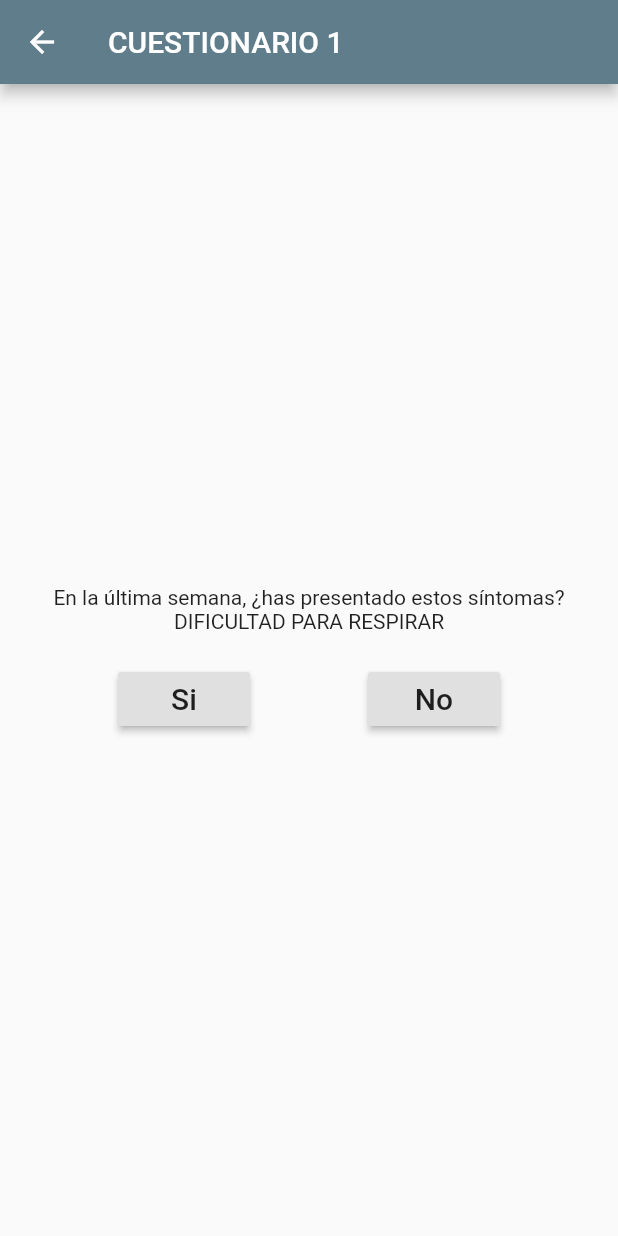
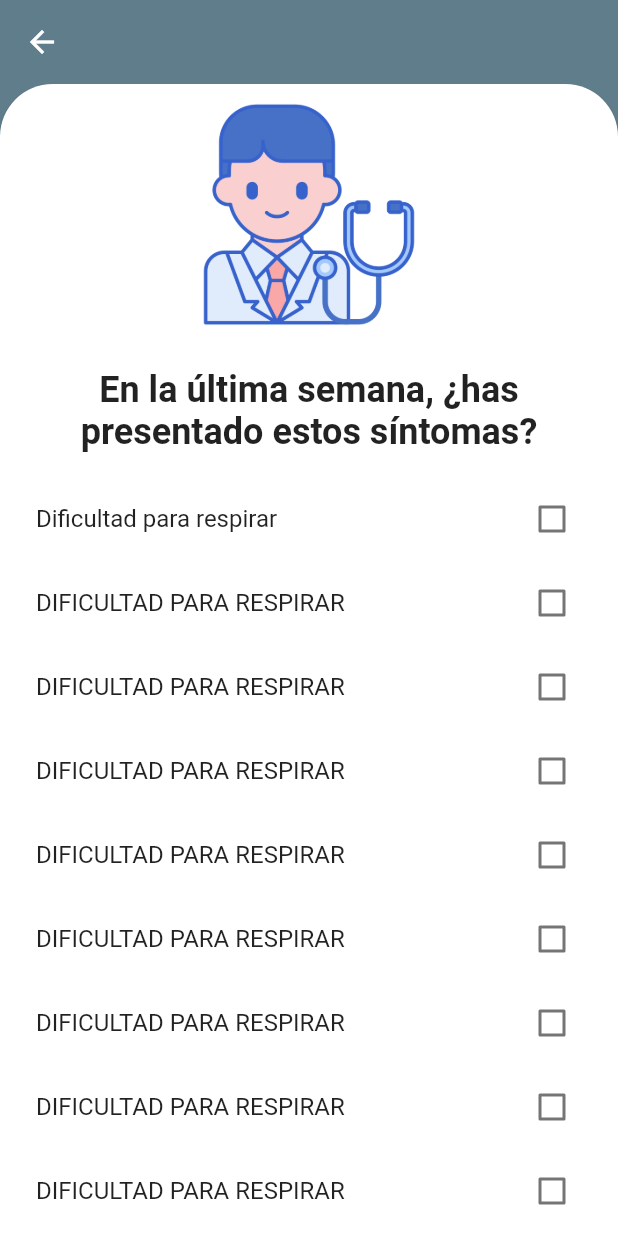
Before and after one commit to MAGIN1104/COV-19, a Flutter app: the QuestionsPage screen opened by its route, on a phone screen of 412 x 824 dp. Run offline on Flutter 3.47's test engine with Material 2 defaults, Android fonts, the phone set to English and light mode, and no system bars; our stand-ins replace font_awesome_flutter; missing offline and left inert: dataclass; network calls fail.

Commit message:
design question page, and create a model for questions

```diff
--- /dev/null
+++ b/lib/src/models/question.dart
@@ -0,0 +1,31 @@
+String category1 = "En la última semana, ¿has presentado estos síntomas?";
+String category2 = "En la última semana, ¿has presentado estos síntomas secundarios?";
+
+class Question {
+  final String question;
+  final String category;
+  final double valor;
+
+  Question(this.question, this.valor, this.category);
+}
+
+var preguntas = [
+  Question("DIFICULTAD PARA RESPIRAR", 1, category1),
+  Question("FIEBRE (mayor a 38 ºC)", 1, category1),
+  Question("TOS (seca, sin flema)", 1, category1),
+  Question("DOLOR EN PECHO", 1, category1),
+  Question("DOLOR DE CABEZA", 1, category1),
+  Question("IRRITABILIDAD", 1, category2),
+  Question("DIARREA (Persistente)", 1, category2),
+  Question("VÓMITO (Persistente)", 1, category2),
+  Question("ESCALOFRÍOS", 1, category2),
+  Question("DOLOR DE ESTÓMAGO", 1, category2),
+  Question("ERUPCIONES CUTÁNEAS", 1, category2),
+  Question("MALESTAR GENERAL", 1, category2),
+  Question("ESCURRIMIENTO NASAL", 1, category2),
+  Question("RESPIRACIÓN RÁPIDA", 1, category2),
+  Question("DOLOR EN GARGANTA", 1, category2),
+  Question("CONJUNTIVITIS", 1, category2),
+  Question("DEDOS/LABIOS AZULADOS", 1, category2),
+  Question("CONVULSIONES", 1, category2),
+];
--- a/lib/src/pages/HomePage.dart
+++ b/lib/src/pages/HomePage.dart
@@ -42,17 +42,17 @@ final provider = RestProvider();
                   width: MediaQuery.of(context).size.width/1.2,
                   child: Row(
                     children: <Widget>[
-                      FutureBuilder(
-                        future: provider.getData(),
-                        builder: (BuildContext context, AsyncSnapshot<Respuesta> snapshot){
-                          if(snapshot.hasData){
-                              Respuesta resp= snapshot.data;
-                              return CabeceraBol(date: resp.fecha);
-                          }else{
-                              return CabeceraBol(date: "-");
-                          }
-                        }
-                      ),
+                      // FutureBuilder(
+                      //   future: provider.getData(),
+                      //   builder: (BuildContext context, AsyncSnapshot<Respuesta> snapshot){
+                      //     if(snapshot.hasData){
+                      //         Respuesta resp= snapshot.data;
+                      //         return CabeceraBol(date: resp.fecha);
+                      //     }else{
+                      //         return CabeceraBol(date: "-");
+                      //     }
+                      //   }
+                      // ),
                     ],
                   ),
                 ),
--- a/lib/src/pages/QuestionsPage.dart
+++ b/lib/src/pages/QuestionsPage.dart
@@ -1,82 +1,124 @@
 import 'package:dataclass/dataclass.dart';
 import 'package:emi_covid/src/widgets/Botonyn.dart';
 import 'package:flutter/material.dart';
-
-
-String category1 = "En la última semana, ¿has presentado estos síntomas?";
-String category2 = "En la última semana, ¿has presentado estos síntomas secundarios?";
-
-@dataClass
-class Question {
-  final String question;
-  final String category;
-  final double valor;
-
-  Question(this.question, this.valor, this.category);
-}
-
-var preguntas = [
-  Question("DIFICULTAD PARA RESPIRAR", 1, category1),
-  Question("FIEBRE (mayor a 38 ºC)", 1, category1),
-  Question("TOS (seca, sin flema)", 1, category1),
-  Question("DOLOR EN PECHO", 1, category1),
-  Question("DOLOR DE CABEZA", 1, category1),
-  Question("IRRITABILIDAD", 1, category2),
-  Question("DIARREA (Persistente)", 1, category2),
-  Question("VÓMITO (Persistente)", 1, category2),
-  Question("ESCALOFRÍOS", 1, category2),
-  Question("DOLOR DE ESTÓMAGO", 1, category2),
-  Question("ERUPCIONES CUTÁNEAS", 1, category2),
-  Question("MALESTAR GENERAL", 1, category2),
-  Question("ESCURRIMIENTO NASAL", 1, category2),
-  Question("RESPIRACIÓN RÁPIDA", 1, category2),
-  Question("DOLOR EN GARGANTA", 1, category2),
-  Question("CONJUNTIVITIS", 1, category2),
-  Question("DEDOS/LABIOS AZULADOS", 1, category2),
-  Question("CONVULSIONES", 1, category2),
-];
-
 
 class QuestionsPage extends StatefulWidget {
   @override
   _QuestionsPageState createState() => _QuestionsPageState();
 }
 
-
 class _QuestionsPageState extends State<QuestionsPage> {
   String title = "TEST DE COVID-19 EMI";
-  int currentIndex = 0;
-  Question current = preguntas[0];
-  String currentCategory = preguntas[0].category;
-  String currentQuestion = preguntas[0].question;
+  int _currentStep = 0;
+  // int currentIndex = 0;
+  // Question current = preguntas[0];
+  // String currentCategory = preguntas[0].category;
+  // String currentQuestion = preguntas[0].question;
 
   @override
   Widget build(BuildContext context) {
     return Scaffold(
       appBar: AppBar(
-        title: Text('CUESTIONARIO 1'),
+        // title: Text('CUESTIONARIO 1'),
         backgroundColor: Colors.blueGrey,
+        elevation: 0,
       ),
-      body: Center(
-          child: Column(
-            mainAxisAlignment: MainAxisAlignment.center,
-            crossAxisAlignment: CrossAxisAlignment.center,
+      body: Container(
+        color: Colors.blueGrey,
+        child: Card(
+          margin: EdgeInsets.zero,
+          shape: RoundedRectangleBorder(
+              borderRadius: BorderRadius.only(
+                  topLeft: Radius.circular(35), topRight: Radius.circular(35))),
+          child: ListView(
             children: <Widget>[
-              Text(currentCategory),
-              Text(currentQuestion),
               Container(
-                padding: EdgeInsets.only(top: 20.0),
-                child: Row(
-                  mainAxisAlignment: MainAxisAlignment.spaceEvenly,
-                  children: <Widget>[
-                    Buttonyn( yn: 'Si'),
-                    Buttonyn( yn: 'No'),
-                  ],
+                padding: EdgeInsets.symmetric(horizontal: 64, vertical: 12),
+                child: Image.asset(
+                  'img/people.png',
+                  fit: BoxFit.contain,
+                  height: 150,
+                ),
+              ),
+              Padding(
+                padding: EdgeInsets.all(16),
+                child: Text(
+                  'En la última semana, ¿has presentado estos síntomas?',
+                  textAlign: TextAlign.center,
+                  style: TextStyle(
+                    fontWeight: FontWeight.bold,
+                    fontSize: 24,
+                  ),
+                ),
+              ),
+              ItemQuestionCheckBox(question: 'Dificultad para respirar'),
+              ItemQuestionCheckBox(question: 'DIFICULTAD PARA RESPIRAR'),
+              ItemQuestionCheckBox(question: 'DIFICULTAD PARA RESPIRAR'),
+              ItemQuestionCheckBox(question: 'DIFICULTAD PARA RESPIRAR'),
+              ItemQuestionCheckBox(question: 'DIFICULTAD PARA RESPIRAR'),
+              ItemQuestionCheckBox(question: 'DIFICULTAD PARA RESPIRAR'),
+              ItemQuestionCheckBox(question: 'DIFICULTAD PARA RESPIRAR'),
+              ItemQuestionCheckBox(question: 'DIFICULTAD PARA RESPIRAR'),
+              ItemQuestionCheckBox(question: 'DIFICULTAD PARA RESPIRAR'),
+              ItemQuestionCheckBox(question: 'DIFICULTAD PARA RESPIRAR'),
+              ItemQuestionCheckBox(question: 'DIFICULTAD PARA RESPIRAR'),
+              Padding(
+                padding: EdgeInsets.all(16),
+                child: RaisedButton(
+                  shape: StadiumBorder(),
+                  child: Text('Siguiente'),
+                  onPressed: () {},
                 ),
               )
             ],
-          )
+          ),
+        ),
+      ),
+    );
+  }
+
+  Widget _fakeContent() {
+    return Column(
+      children: List.generate(
+        20,
+        (index) => Padding(
+          padding: const EdgeInsets.all(8.0),
+          child: Text('datos traidos desde otro lado'),
+        ),
       ),
     );
   }
 }
+
+class ItemQuestionCheckBox extends StatefulWidget {
+  final String question;
+
+  ItemQuestionCheckBox({this.question});
+
+  @override
+  _ItemQuestionCheckBoxState createState() => _ItemQuestionCheckBoxState();
+}
+
+class _ItemQuestionCheckBoxState extends State<ItemQuestionCheckBox> {
+  bool _swQuestion = false;
+
+  @override
+  Widget build(BuildContext context) {
+    return Container(
+      padding: EdgeInsets.symmetric(horizontal: 8),
+      child: CheckboxListTile(
+        // TODO: View color to OMI page
+        activeColor: Colors.red,
+        selected: _swQuestion,
+        value: _swQuestion,
+        onChanged: (value) {
+          setState(() {
+            _swQuestion = value;
+          });
+        },
+        title: Text(widget.question),
+        // controlAffinity: ListTileControlAffinity.leading,
+      ),
+    );
+  }
+}
--- a/lib/src/providers/rest_provider.dart
+++ b/lib/src/providers/rest_provider.dart
@@ -3,7 +3,8 @@ import 'package:emi_covid/src/models/respuesta.dart';
 import 'package:http/http.dart' as http;
 
 class RestProvider{
-  final _url ='https://www.boliviasegura.gob.bo/wp-content/json/api.php';
+
+  final _url ='https://boliviasegura.agetic.gob.bo/wp-content/json/api.php';
 
   Future<Respuesta> getData() async{
     http.Response resp = await http.get(_url);
```
Also changed, not shown: img/doctor.png (added), img/people.png (added), pubspec.lock.
